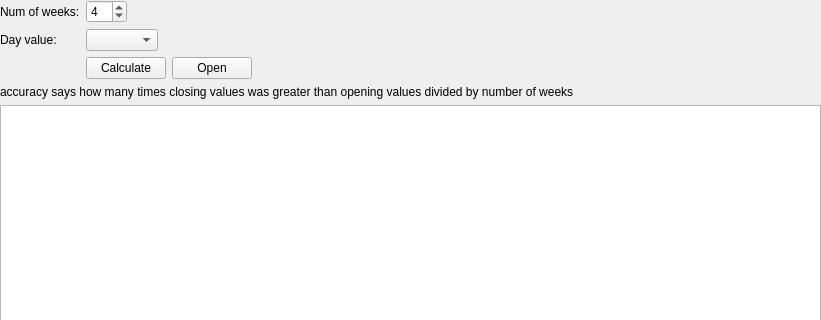
Before: the Qt Designer form src/stockmonitor/ui/widget/tool/daywidget.ui in anetczuk/stock-monitor, drawn with Qt 5; both pictures show x 0 to 821 and y 0 to 320 of the 821 by 666 pixel window.
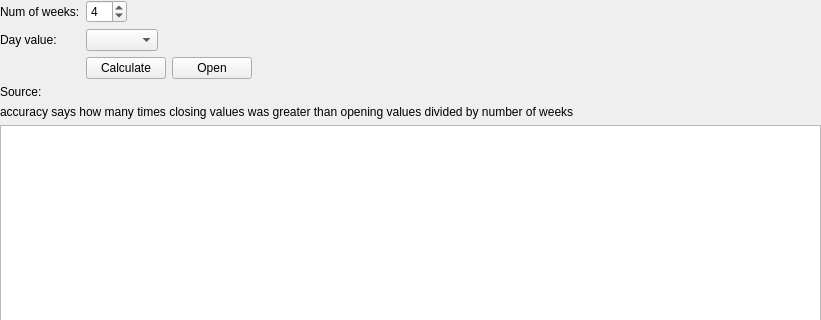
After: the same form once the commit is applied. Custom widgets are drawn as their Qt base class.

Commit message: Add source info

What changed in the file:
```diff
--- a/src/stockmonitor/ui/widget/tool/daywidget.ui
+++ b/src/stockmonitor/ui/widget/tool/daywidget.ui
@@ -120,6 +120,20 @@
        </item>
       </layout>
      </item>
+     <item row="3" column="0">
+      <widget class="QLabel" name="label_5">
+       <property name="text">
+        <string>Source:</string>
+       </property>
+      </widget>
+     </item>
+     <item row="3" column="1">
+      <widget class="QLabel" name="sourceLabel">
+       <property name="text">
+        <string/>
+       </property>
+      </widget>
+     </item>
     </layout>
    </item>
    <item>
```
The commit also changes 16 other files.
